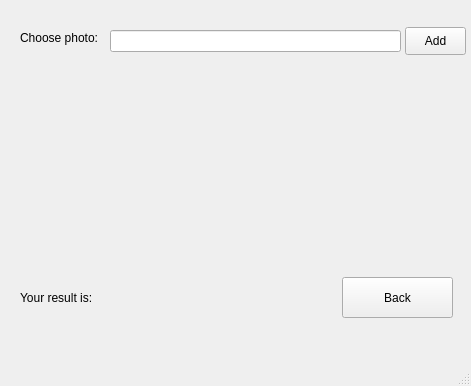
widbnudb/MyClothes, file Code/GUI/LoadPhoto.ui: the form before one commit.
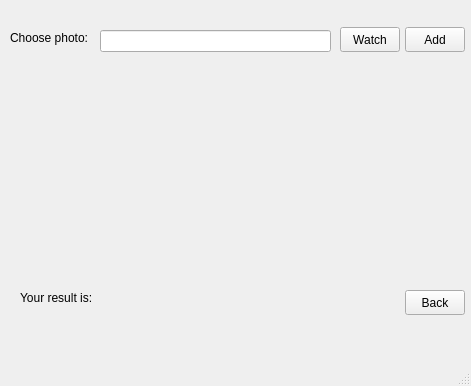
The form after the commit.

What changed in the file:
```diff
--- a/Code/GUI/LoadPhoto.ui
+++ b/Code/GUI/LoadPhoto.ui
@@ -17,7 +17,7 @@
    <widget class="QLabel" name="label_2">
     <property name="geometry">
      <rect>
-      <x>20</x>
+      <x>10</x>
       <y>30</y>
       <width>91</width>
       <height>16</height>
@@ -30,9 +30,9 @@
    <widget class="QLineEdit" name="lineEdit">
     <property name="geometry">
      <rect>
-      <x>110</x>
+      <x>100</x>
       <y>30</y>
-      <width>291</width>
+      <width>231</width>
       <height>22</height>
      </rect>
     </property>
@@ -53,10 +53,10 @@
    <widget class="QPushButton" name="pushButton">
     <property name="geometry">
      <rect>
-      <x>342</x>
-      <y>277</y>
-      <width>111</width>
-      <height>41</height>
+      <x>405</x>
+      <y>290</y>
+      <width>60</width>
+      <height>25</height>
      </rect>
     </property>
     <property name="text">
@@ -68,8 +68,8 @@
      <rect>
       <x>405</x>
       <y>27</y>
-      <width>61</width>
-      <height>28</height>
+      <width>60</width>
+      <height>25</height>
      </rect>
     </property>
     <property name="text">
@@ -102,6 +102,19 @@
      <string/>
     </property>
    </widget>
+   <widget class="QPushButton" name="pushButton_3">
+    <property name="geometry">
+     <rect>
+      <x>340</x>
+      <y>27</y>
+      <width>60</width>
+      <height>25</height>
+     </rect>
+    </property>
+    <property name="text">
+     <string>Watch</string>
+    </property>
+   </widget>
   </widget>
   <widget class="QMenuBar" name="menubar">
    <property name="geometry">
```
